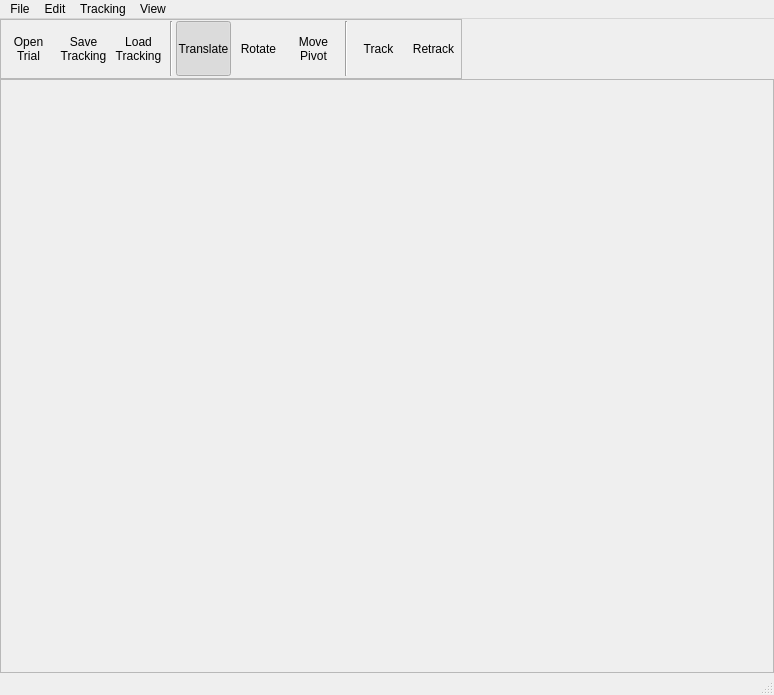
Qt form autoscoper/src/ui/ui-files/AutoscoperMainWindow.ui (BrownBiomechanics/Autoscoper) before a commit.
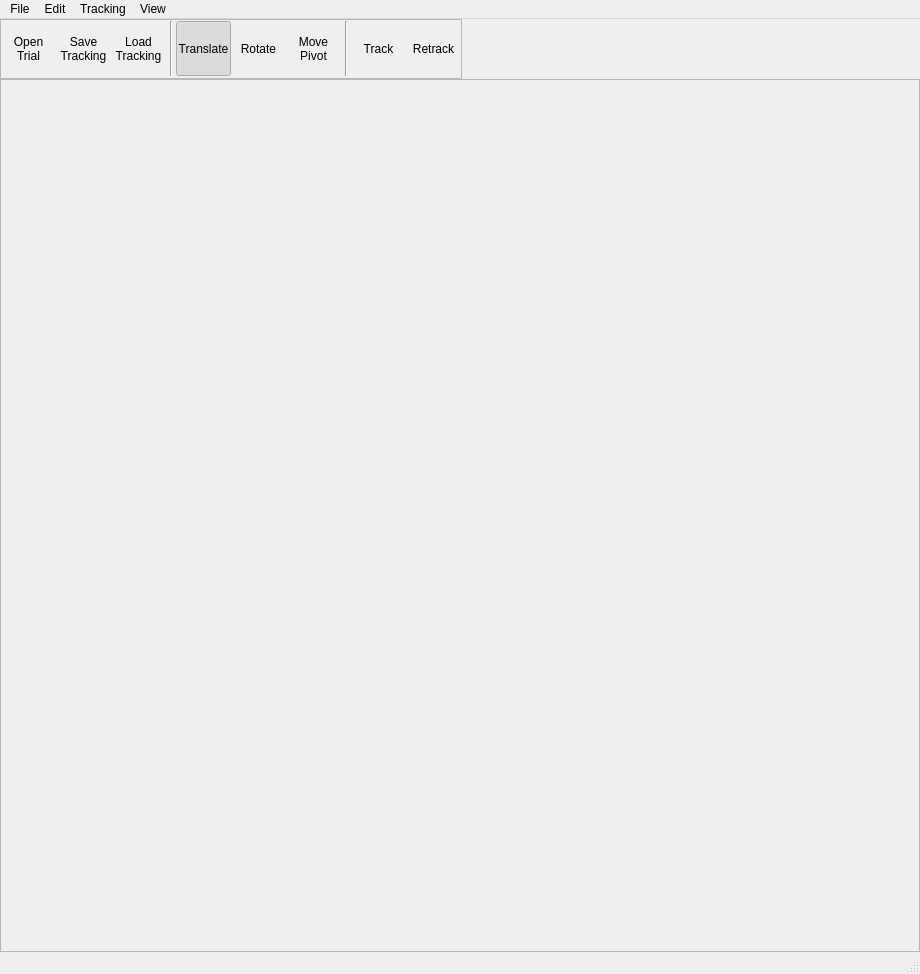
The same form after that commit. Icons and pictures are not drawn.

The edit to the form file:
```diff
--- a/autoscoper/src/ui/ui-files/AutoscoperMainWindow.ui
+++ b/autoscoper/src/ui/ui-files/AutoscoperMainWindow.ui
@@ -6,8 +6,8 @@
    <rect>
     <x>0</x>
     <y>0</y>
-    <width>774</width>
-    <height>695</height>
+    <width>920</width>
+    <height>974</height>
    </rect>
   </property>
   <property name="minimumSize">
@@ -383,8 +383,8 @@
     <rect>
      <x>0</x>
      <y>0</y>
-     <width>774</width>
-     <height>21</height>
+     <width>920</width>
+     <height>43</height>
     </rect>
    </property>
    <widget class="QMenu" name="menuFile">
```
Left out of the diff: 7 changed lines with no effect on the pictures. Lines whose indentation alone changed are shown as unchanged.
